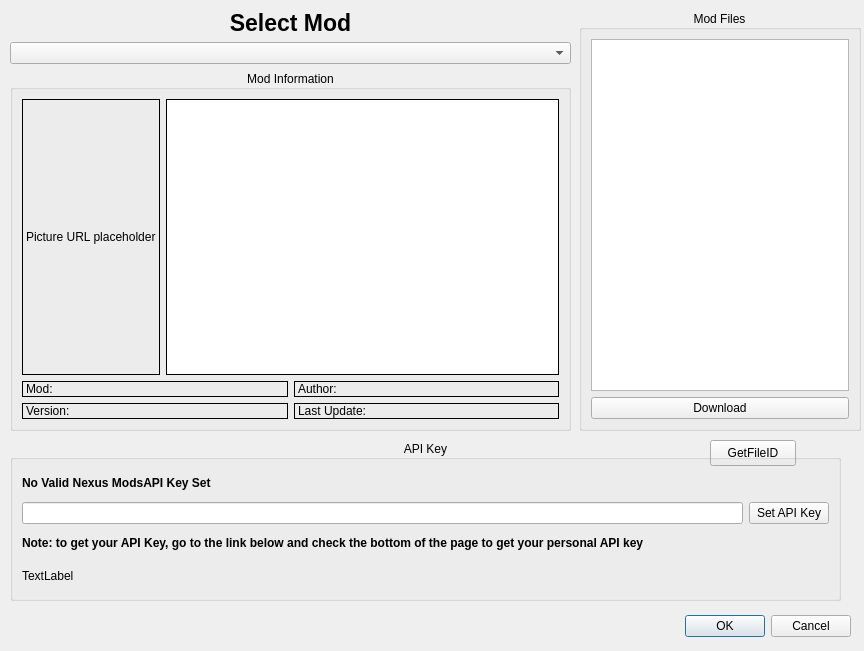
Above: modules/ModDownloader.ui from rainmakerv3/BB_Launcher before the change. Below: the same form after it.
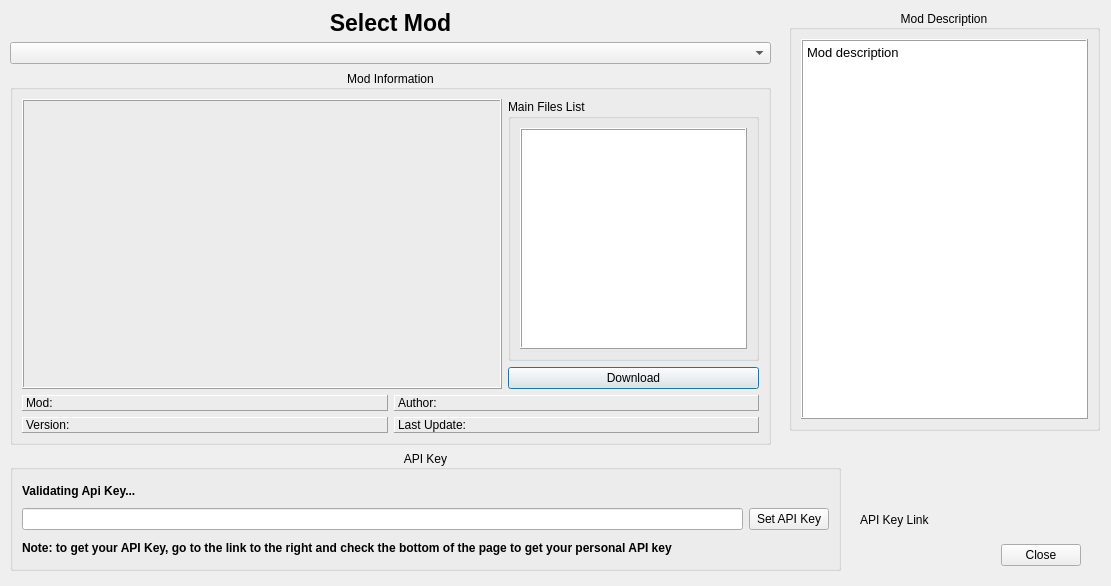
That is the form after the change.

Commit message: Mod Download completed (nexus premium API only)

```diff
--- a/modules/ModDownloader.ui
+++ b/modules/ModDownloader.ui
@@ -6,49 +6,20 @@
    <rect>
     <x>0</x>
     <y>0</y>
-    <width>864</width>
-    <height>651</height>
+    <width>1111</width>
+    <height>586</height>
    </rect>
   </property>
   <property name="windowTitle">
    <string>Dialog</string>
   </property>
-  <widget class="QDialogButtonBox" name="buttonBox">
-   <property name="geometry">
-    <rect>
-     <x>660</x>
-     <y>610</y>
-     <width>191</width>
-     <height>32</height>
-    </rect>
-   </property>
-   <property name="orientation">
-    <enum>Qt::Orientation::Horizontal</enum>
-   </property>
-   <property name="standardButtons">
-    <set>QDialogButtonBox::StandardButton::Cancel|QDialogButtonBox::StandardButton::Ok</set>
-   </property>
-  </widget>
-  <widget class="QPushButton" name="testButton">
-   <property name="geometry">
-    <rect>
-     <x>710</x>
-     <y>440</y>
-     <width>86</width>
-     <height>26</height>
-    </rect>
-   </property>
-   <property name="text">
-    <string>GetFileID</string>
-   </property>
-  </widget>
   <widget class="QWidget" name="verticalLayoutWidget">
    <property name="geometry">
     <rect>
      <x>10</x>
      <y>10</y>
-     <width>561</width>
-     <height>421</height>
+     <width>761</width>
+     <height>435</height>
     </rect>
    </property>
    <layout class="QVBoxLayout" name="verticalLayout">
@@ -87,23 +58,54 @@
         <layout class="QHBoxLayout" name="horizontalLayout">
          <item>
           <widget class="QLabel" name="modPicLabel">
+           <property name="sizePolicy">
+            <sizepolicy hsizetype="Expanding" vsizetype="Preferred">
+             <horstretch>0</horstretch>
+             <verstretch>0</verstretch>
+            </sizepolicy>
+           </property>
+           <property name="minimumSize">
+            <size>
+             <width>480</width>
+             <height>0</height>
+            </size>
+           </property>
            <property name="frameShape">
             <enum>QFrame::Shape::Box</enum>
            </property>
+           <property name="frameShadow">
+            <enum>QFrame::Shadow::Raised</enum>
+           </property>
            <property name="text">
-            <string>Picture URL placeholder</string>
+            <string/>
            </property>
           </widget>
          </item>
          <item>
           <layout class="QVBoxLayout" name="verticalLayout_2">
            <item>
-            <widget class="QTextBrowser" name="textBrowser">
-             <property name="frameShape">
-              <enum>QFrame::Shape::Box</enum>
+            <widget class="QGroupBox" name="groupBox_4">
+             <property name="title">
+              <string>Main Files List</string>
              </property>
-             <property name="frameShadow">
-              <enum>QFrame::Shadow::Plain</enum>
+             <layout class="QVBoxLayout" name="verticalLayout_7">
+              <item>
+               <widget class="QListWidget" name="fileListWidget">
+                <property name="frameShape">
+                 <enum>QFrame::Shape::Box</enum>
+                </property>
+                <property name="frameShadow">
+                 <enum>QFrame::Shadow::Raised</enum>
+                </property>
+               </widget>
+              </item>
+             </layout>
+            </widget>
+           </item>
+           <item>
+            <widget class="QPushButton" name="downloadButton">
+             <property name="text">
+              <string>Download</string>
              </property>
             </widget>
            </item>
@@ -116,7 +118,10 @@
          <item>
           <widget class="QLabel" name="modNameLabel">
            <property name="frameShape">
-            <enum>QFrame::Shape::Box</enum>
+            <enum>QFrame::Shape::Panel</enum>
+           </property>
+           <property name="frameShadow">
+            <enum>QFrame::Shadow::Raised</enum>
            </property>
            <property name="text">
             <string>Mod:</string>
@@ -126,7 +131,10 @@
          <item>
           <widget class="QLabel" name="modAuthorLabel">
            <property name="frameShape">
-            <enum>QFrame::Shape::Box</enum>
+            <enum>QFrame::Shape::Panel</enum>
+           </property>
+           <property name="frameShadow">
+            <enum>QFrame::Shadow::Raised</enum>
            </property>
            <property name="text">
             <string>Author:</string>
@@ -140,7 +148,10 @@
          <item>
           <widget class="QLabel" name="modVersionLabel">
            <property name="frameShape">
-            <enum>QFrame::Shape::Box</enum>
+            <enum>QFrame::Shape::Panel</enum>
+           </property>
+           <property name="frameShadow">
+            <enum>QFrame::Shadow::Raised</enum>
            </property>
            <property name="text">
             <string>Version:</string>
@@ -150,7 +161,10 @@
          <item>
           <widget class="QLabel" name="modUpdatedLabel">
            <property name="frameShape">
-            <enum>QFrame::Shape::Box</enum>
+            <enum>QFrame::Shape::Panel</enum>
+           </property>
+           <property name="frameShadow">
+            <enum>QFrame::Shadow::Raised</enum>
            </property>
            <property name="text">
             <string>Last Update:</string>
@@ -167,9 +181,9 @@
   <widget class="QWidget" name="verticalLayoutWidget_3">
    <property name="geometry">
     <rect>
-     <x>579</x>
+     <x>789</x>
      <y>10</y>
-     <width>282</width>
+     <width>311</width>
      <height>421</height>
     </rect>
    </property>
@@ -177,7 +191,7 @@
     <item>
      <widget class="QGroupBox" name="groupBox">
       <property name="title">
-       <string>Mod Files</string>
+       <string>Mod Description</string>
       </property>
       <property name="alignment">
        <set>Qt::AlignmentFlag::AlignCenter</set>
@@ -187,12 +201,22 @@
       </property>
       <layout class="QVBoxLayout" name="verticalLayout_4">
        <item>
-        <widget class="QListView" name="fileList"/>
-       </item>
-       <item>
-        <widget class="QPushButton" name="downloadButton">
-         <property name="text">
-          <string>Download</string>
+        <widget class="QTextBrowser" name="modDesc">
+         <property name="frameShape">
+          <enum>QFrame::Shape::Box</enum>
+         </property>
+         <property name="frameShadow">
+          <enum>QFrame::Shadow::Raised</enum>
+         </property>
+         <property name="html">
+          <string>&lt;!DOCTYPE HTML PUBLIC &quot;-//W3C//DTD HTML 4.0//EN&quot; &quot;http://www.w3.org/TR/REC-html40/strict.dtd&quot;&gt;
+&lt;html&gt;&lt;head&gt;&lt;meta name=&quot;qrichtext&quot; content=&quot;1&quot; /&gt;&lt;meta charset=&quot;utf-8&quot; /&gt;&lt;style type=&quot;text/css&quot;&gt;
+p, li { white-space: pre-wrap; }
+hr { height: 1px; border-width: 0; }
+li.unchecked::marker { content: &quot;\2610&quot;; }
+li.checked::marker { content: &quot;\2612&quot;; }
+&lt;/style&gt;&lt;/head&gt;&lt;body style=&quot; font-family:'Noto Sans'; font-size:10pt; font-weight:400; font-style:normal;&quot;&gt;
+&lt;p style=&quot; margin-top:0px; margin-bottom:0px; margin-left:0px; margin-right:0px; -qt-block-indent:0; text-indent:0px;&quot;&gt;Mod description&lt;/p&gt;&lt;/body&gt;&lt;/html&gt;</string>
          </property>
         </widget>
        </item>
@@ -205,9 +229,9 @@
    <property name="geometry">
     <rect>
      <x>10</x>
-     <y>440</y>
+     <y>450</y>
      <width>831</width>
-     <height>161</height>
+     <height>121</height>
     </rect>
    </property>
    <property name="title">
@@ -228,7 +252,7 @@
        </font>
       </property>
       <property name="text">
-       <string>No Valid Nexus ModsAPI Key Set</string>
+       <string>Validating Api Key...</string>
       </property>
      </widget>
     </item>
@@ -254,22 +278,50 @@
        </font>
       </property>
       <property name="text">
-       <string>Note: to get your API Key, go to the link below and check the bottom of the page to get your personal API key</string>
+       <string>Note: to get your API Key, go to the link to the right and check the bottom of the page to get your personal API key</string>
       </property>
       <property name="wordWrap">
        <bool>true</bool>
       </property>
      </widget>
     </item>
-    <item>
-     <widget class="QLabel" name="linkLabel">
-      <property name="text">
-       <string>TextLabel</string>
-      </property>
-     </widget>
-    </item>
    </layout>
   </widget>
+  <widget class="QDialogButtonBox" name="buttonBox">
+   <property name="geometry">
+    <rect>
+     <x>980</x>
+     <y>530</y>
+     <width>101</width>
+     <height>51</height>
+    </rect>
+   </property>
+   <property name="sizePolicy">
+    <sizepolicy hsizetype="Expanding" vsizetype="Expanding">
+     <horstretch>5</horstretch>
+     <verstretch>0</verstretch>
+    </sizepolicy>
+   </property>
+   <property name="orientation">
+    <enum>Qt::Orientation::Horizontal</enum>
+   </property>
+   <property name="standardButtons">
+    <set>QDialogButtonBox::StandardButton::Close</set>
+   </property>
+  </widget>
+  <widget class="QLabel" name="linkLabel">
+   <property name="geometry">
+    <rect>
+     <x>860</x>
+     <y>510</y>
+     <width>91</width>
+     <height>20</height>
+    </rect>
+   </property>
+   <property name="text">
+    <string>API Key Link</string>
+   </property>
+  </widget>
  </widget>
  <resources/>
  <connections>
```
Left out of the diff: 2 changed lines with no effect on the pictures. The commit also changes 5 other files.
